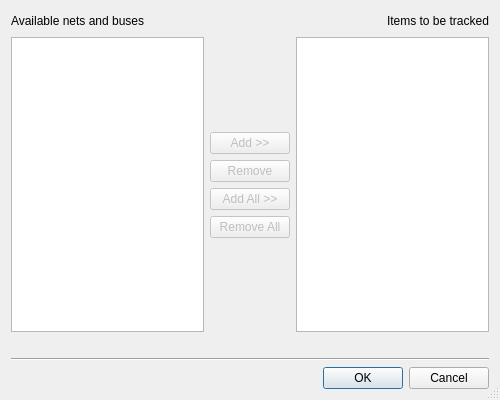
gdevic/Z80Explorer, file src/DialogEditWatchlist.ui: the form before one commit.
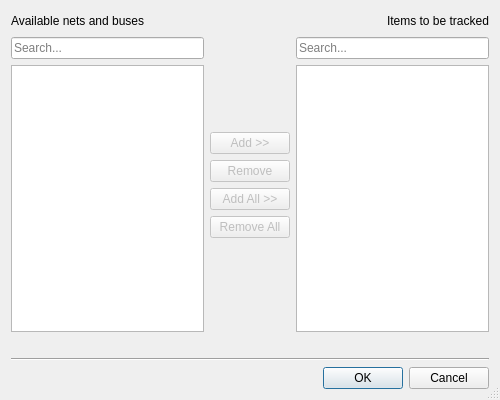
The form after the commit.

Commit message: Add filter search box above net lists in edit dialogs

The edit to the form file:
```diff
--- a/src/DialogEditWatchlist.ui
+++ b/src/DialogEditWatchlist.ui
@@ -51,12 +51,26 @@
    <item>
     <layout class="QHBoxLayout" name="horizontalLayout_2">
      <item>
+      <layout class="QVBoxLayout" name="verticalLayoutAll">
+       <item>
+        <widget class="QLineEdit" name="searchAll">
+         <property name="clearButtonEnabled">
+          <bool>true</bool>
+         </property>
+         <property name="placeholderText">
+          <string>Search...</string>
+         </property>
+        </widget>
+       </item>
+       <item>
       <widget class="QListWidget" name="listAll">
        <property name="selectionMode">
         <enum>QAbstractItemView::SelectionMode::ExtendedSelection</enum>
        </property>
       </widget>
      </item>
+      </layout>
+     </item>
      <item>
       <layout class="QVBoxLayout" name="verticalLayout_1">
        <item>
@@ -128,6 +142,18 @@
       </layout>
      </item>
      <item>
+      <layout class="QVBoxLayout" name="verticalLayoutSelected">
+       <item>
+        <widget class="QLineEdit" name="searchSelected">
+         <property name="clearButtonEnabled">
+          <bool>true</bool>
+         </property>
+         <property name="placeholderText">
+          <string>Search...</string>
+         </property>
+        </widget>
+       </item>
+       <item>
       <widget class="QListWidget" name="listSelected">
        <property name="selectionMode">
         <enum>QAbstractItemView::SelectionMode::ExtendedSelection</enum>
@@ -136,6 +162,8 @@
         <bool>true</bool>
        </property>
       </widget>
+       </item>
+      </layout>
      </item>
     </layout>
    </item>
```
Lines whose indentation alone changed are shown as unchanged. The commit also changes 11 other files.
